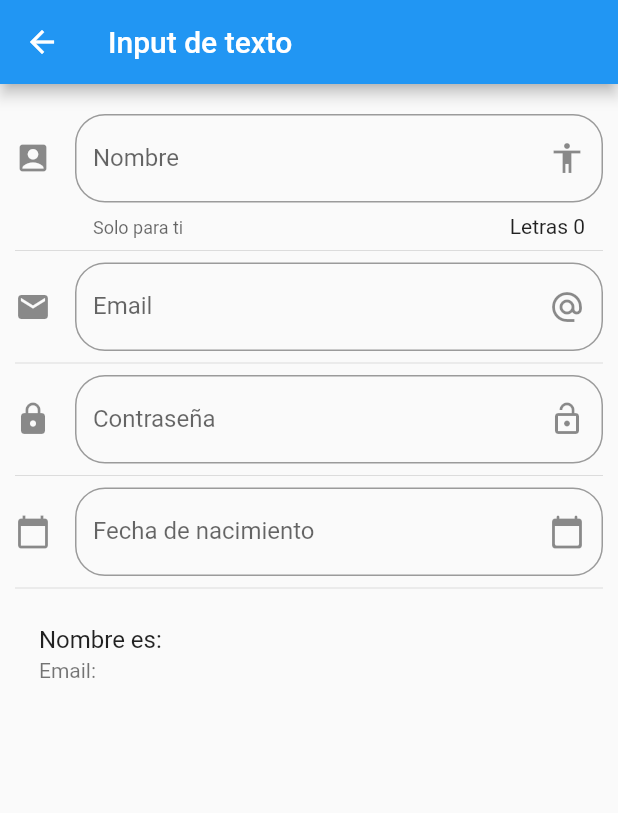
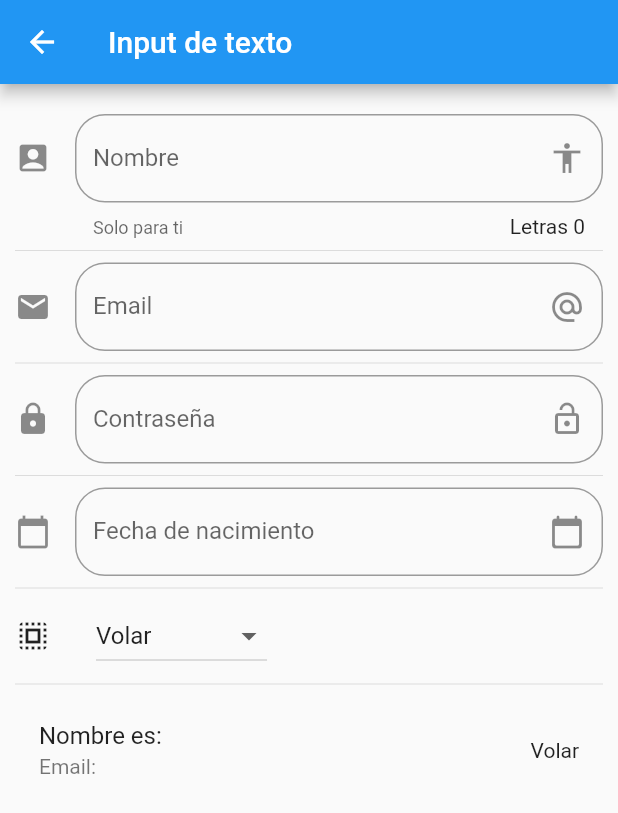
Before and after one commit to rojo5/flutterComponents, a Flutter app: the InputPage screen opened by its route, on a phone screen of 412 x 824 dp. Shown: the top 813 px of the screen. Run offline on Flutter 3.47's test engine with Material 2 defaults, Android fonts, the phone set to English and light mode, and no system bars.

Commit message:
DropdownButton y DropdownMenuItem

```diff
--- a/lib/src/pages/input_page.dart
+++ b/lib/src/pages/input_page.dart
@@ -12,6 +12,9 @@ class _InputPageState extends State<InputPage> {
   String _email ='';
   String _password ='';
   String _fecha = '';
+
+  List<String> _poderes = ['Volar', 'Rayos X', 'Super fuerza', 'Super visión'];
+  String? _opcionSeleccionada = 'Volar';
 
   TextEditingController _inputFieldDateController = new TextEditingController();
 
@@ -31,6 +34,8 @@ class _InputPageState extends State<InputPage> {
           _crearPassword(),
           Divider(),
           _crearFecha(context),
+          Divider(),
+          _crearDropdown(),
           Divider(),
           _crearPersona()],
       ),
@@ -62,6 +67,7 @@ class _InputPageState extends State<InputPage> {
      return ListTile(
        title: Text('Nombre es: $_name'),
        subtitle: Text('Email: $_email'),
+       trailing: Text(_opcionSeleccionada!),
      );
   }
 
@@ -130,4 +136,36 @@ class _InputPageState extends State<InputPage> {
         });
       }
   }
+
+  List<DropdownMenuItem<String>> getOptDropdown() {
+    List<DropdownMenuItem<String>> lista = [];
+
+    _poderes.forEach((poder) {
+
+      lista.add(DropdownMenuItem(
+        child: Text(poder),
+        value: poder,
+      ));
+    });
+
+    return lista;
+  }
+
+  Widget _crearDropdown() {
+    return Row(
+      children: [
+        Icon(Icons.select_all),
+        SizedBox(width: 30.0),
+        DropdownButton(
+          value: _opcionSeleccionada,
+          items: getOptDropdown(),
+          onChanged: (String? opt) {
+            setState(() {
+              _opcionSeleccionada = opt;
+            });
+          },
+          ),
+      ],
+    );
+  }
 }
```
